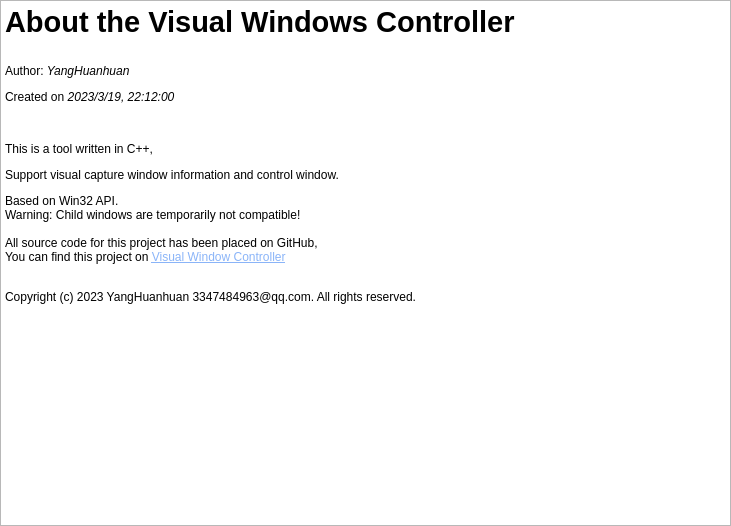
First picture: the form in AboutDialog/aboutdialog.ui, repository huanhuanonly/VisualWindowsController, before the edit.
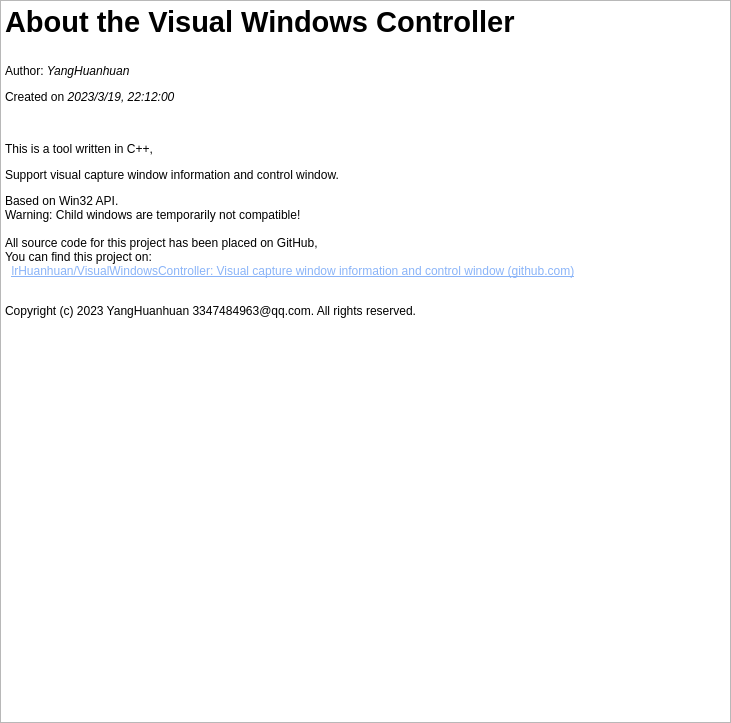
Second picture: the form after the edit. Icons and pictures are not drawn.

Diff of the .ui file:
```diff
--- a/AboutDialog/aboutdialog.ui
+++ b/AboutDialog/aboutdialog.ui
@@ -10,7 +10,7 @@
     <x>0</x>
     <y>0</y>
     <width>731</width>
-    <height>526</height>
+    <height>723</height>
    </rect>
   </property>
   <property name="windowTitle">
@@ -71,7 +71,8 @@
 &lt;p style=&quot; margin-top:0px; margin-bottom:0px; margin-left:0px; margin-right:0px; -qt-block-indent:0; text-indent:0px;&quot;&gt;Warning: Child windows are temporarily not compatible!&lt;/p&gt;
 &lt;p style=&quot;-qt-paragraph-type:empty; margin-top:0px; margin-bottom:0px; margin-left:0px; margin-right:0px; -qt-block-indent:0; text-indent:0px;&quot;&gt;&lt;br /&gt;&lt;/p&gt;
 &lt;p style=&quot; margin-top:0px; margin-bottom:0px; margin-left:0px; margin-right:0px; -qt-block-indent:0; text-indent:0px;&quot;&gt;All source code for this project has been placed on GitHub,&lt;/p&gt;
-&lt;p style=&quot; margin-top:0px; margin-bottom:0px; margin-left:0px; margin-right:0px; -qt-block-indent:0; text-indent:0px;&quot;&gt;You can find this project on &lt;a href=&quot;https://github.com/lrHuanhuan/VisualWindowController&quot;&gt;&lt;span style=&quot; text-decoration: underline; color:#8ab4f8;&quot;&gt;Visual Window Controller&lt;/span&gt;&lt;/a&gt;&lt;br /&gt;&lt;/p&gt;
+&lt;p style=&quot; margin-top:0px; margin-bottom:0px; margin-left:0px; margin-right:0px; -qt-block-indent:0; text-indent:0px;&quot;&gt;You can find this project on:&lt;/p&gt;
+&lt;p style=&quot; margin-top:0px; margin-bottom:0px; margin-left:0px; margin-right:0px; -qt-block-indent:0; text-indent:0px;&quot;&gt; &lt;img src=&quot;:/Resource/github.svg&quot; /&gt; &lt;a href=&quot;https://github.com/lrHuanhuan/VisualWindowsController&quot;&gt;&lt;span style=&quot; text-decoration: underline; color:#8ab4f8;&quot;&gt;lrHuanhuan/VisualWindowsController: Visual capture window information and control window (github.com)&lt;/span&gt;&lt;/a&gt;&lt;br /&gt;&lt;/p&gt;
 &lt;p style=&quot; margin-top:12px; margin-bottom:12px; margin-left:0px; margin-right:0px; -qt-block-indent:0; text-indent:0px;&quot;&gt;Copyright (c) 2023 YangHuanhuan 3347484963@qq.com. All rights reserved.&lt;/p&gt;&lt;/body&gt;&lt;/html&gt;</string>
      </property>
     </widget>
```
Left out of the diff: 5 changed lines with no effect on the pictures.
